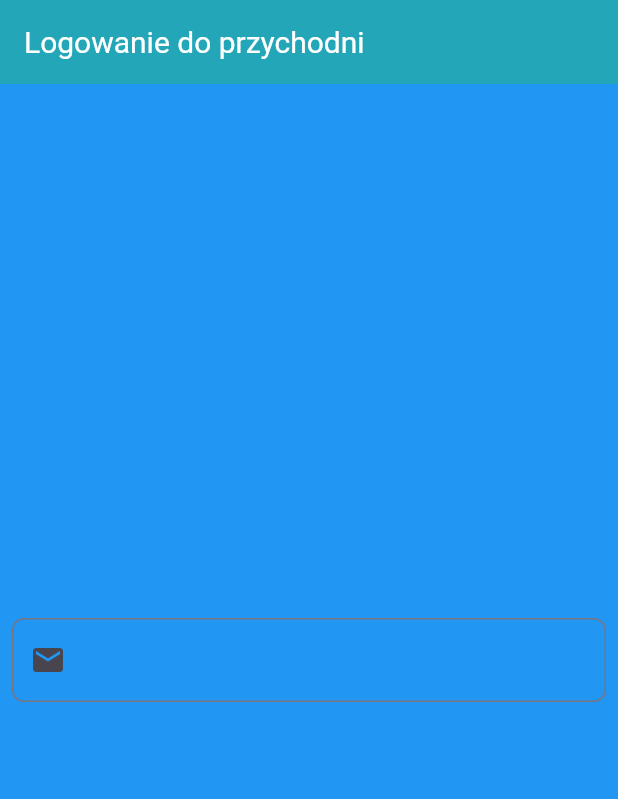
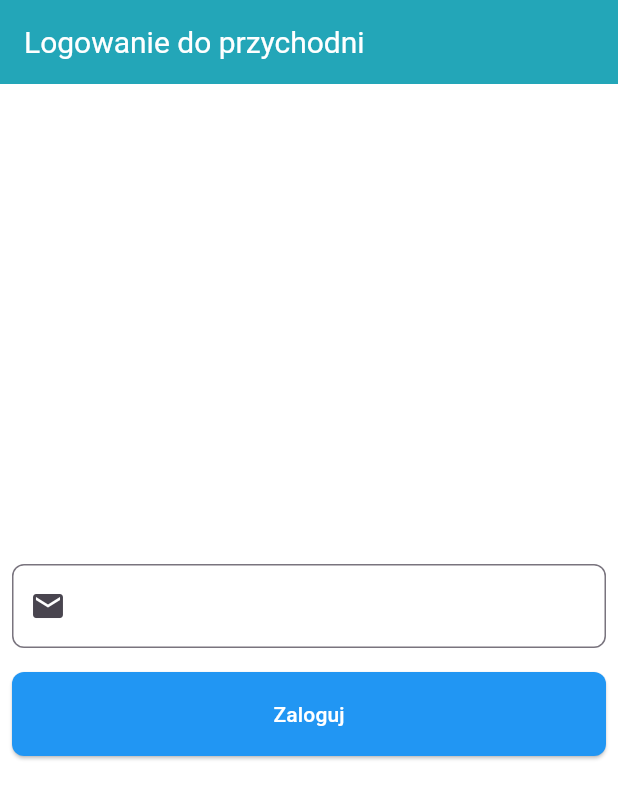
Before and after one commit to marcinosienienko/MedAppointment, a Flutter app: the screen it shows after launch, on a phone screen of 412 x 824 dp. Shown: the top 799 px of the screen. Run offline on Flutter 3.47's test engine with Material 3 defaults, Android fonts, the phone set to English and light mode, and no system bars.

Commit message:
created primary button for the  app and apply as login button in login page

```diff
--- a/lib/main.dart
+++ b/lib/main.dart
@@ -2,15 +2,19 @@ import 'package:flutter/material.dart';
 import 'package:medical_app/presentation/pages/login_page.dart';
 
 void main() {
-  runApp(MyApp());
+  runApp(const MyApp());
 }
 
 class MyApp extends StatelessWidget {
+  const MyApp({super.key});
+
   @override
   Widget build(BuildContext context) {
     return MaterialApp(
       title: 'Medical Appointments',
-      theme: ThemeData(primarySwatch: Colors.blue),
+      theme: ThemeData(
+        scaffoldBackgroundColor: Colors.white,
+      ),
       home: LoginPage(),
     );
   }
--- a/lib/presentation/pages/login_page.dart
+++ b/lib/presentation/pages/login_page.dart
@@ -1,4 +1,5 @@
 import 'package:flutter/material.dart';
+import 'package:medical_app/presentation/widgets/buttons/PrimaryButton.dart';
 import 'package:medical_app/presentation/widgets/inputs/email_input.dart';
 
 class LoginPage extends StatelessWidget {
@@ -18,14 +19,26 @@ class LoginPage extends StatelessWidget {
           ),
           backgroundColor: const Color.fromARGB(255, 35, 166, 184),
         ),
-        backgroundColor: Colors.blue,
+        backgroundColor: Colors.white,
         body: Padding(
             padding: const EdgeInsets.all(8.0),
             child: Form(
               key: _formKey,
               child: Column(
                 mainAxisAlignment: MainAxisAlignment.center,
-                children: [EmailTextField(controller: _emailController)],
+                children: [
+                  EmailTextField(controller: _emailController),
+                  const SizedBox(height: 16),
+                  PrimaryButton(
+                    text: "Zaloguj",
+                    onPressed: () {
+                      if (_formKey.currentState!.validate()) {
+                        ScaffoldMessenger.of(context).showSnackBar(
+                            const SnackBar(content: Text('Logowanie...')));
+                      }
+                    },
+                  )
+                ],
               ),
             )));
   }
--- /dev/null
+++ b/lib/presentation/widgets/buttons/PrimaryButton.dart
@@ -0,0 +1,47 @@
+import 'package:flutter/material.dart';
+
+class PrimaryButton extends StatelessWidget {
+  final String text;
+  final IconData? icon;
+  final VoidCallback onPressed;
+  final Color color;
+  final Color textColor;
+  final double borderRadius;
+  final EdgeInsetsGeometry padding;
+
+  const PrimaryButton({
+    Key? key,
+    required this.text,
+    required this.onPressed,
+    this.icon,
+    this.color = Colors.blue,
+    this.textColor = Colors.white,
+    this.borderRadius = 8.0,
+    this.padding = const EdgeInsets.symmetric(vertical: 12.0, horizontal: 16.0),
+  }) : super(key: key);
+
+  @override
+  Widget build(BuildContext context) {
+    return ElevatedButton(
+      onPressed: onPressed,
+      style: ElevatedButton.styleFrom(
+        backgroundColor: color,
+        foregroundColor: textColor,
+        padding: padding,
+        minimumSize: const Size.fromHeight(56),
+        shape: RoundedRectangleBorder(
+            borderRadius: BorderRadius.circular(borderRadius)),
+      ),
+      child: icon != null
+          ? Row(
+              mainAxisSize: MainAxisSize.min,
+              children: [
+                Icon(icon, color: textColor),
+                const SizedBox(width: 8),
+                Text(text)
+              ],
+            )
+          : Text(text),
+    );
+  }
+}
--- a/lib/presentation/widgets/inputs/email_input.dart
+++ b/lib/presentation/widgets/inputs/email_input.dart
@@ -7,7 +7,11 @@ class EmailTextField extends StatelessWidget {
   const EmailTextField({Key? key, this.controller}) : super(key: key);
 
   String? _emailValidator(String? value) {
-    if (value == null || !value.contains('@')) {
+    final regex = RegExp(r'^[a-zA-Z0-9._%+-]+@[a-zA-Z0-9.-]+\.[a-zA-Z]{2,}$');
+
+    if (value == null || !value.isNotEmpty) {
+      return 'Podaj email';
+    } else if (!regex.hasMatch(value)) {
       return 'Podaj poprawny email';
     }
     return null;
@@ -29,7 +33,10 @@ class EmailTextField extends StatelessWidget {
             borderRadius: BorderRadius.circular(8.0),
             borderSide: BorderSide(color: Colors.blue),
           ),
-      ),
+          errorBorder: OutlineInputBorder(
+            borderRadius: BorderRadius.circular(8.0),
+            borderSide: BorderSide(color: Colors.red),
+          )),
     );
   }
 }
```
Also changed, not shown: lib/presentation/widgets/inputs/password_text_field.dart (added). Lines whose indentation alone changed are shown as unchanged.
